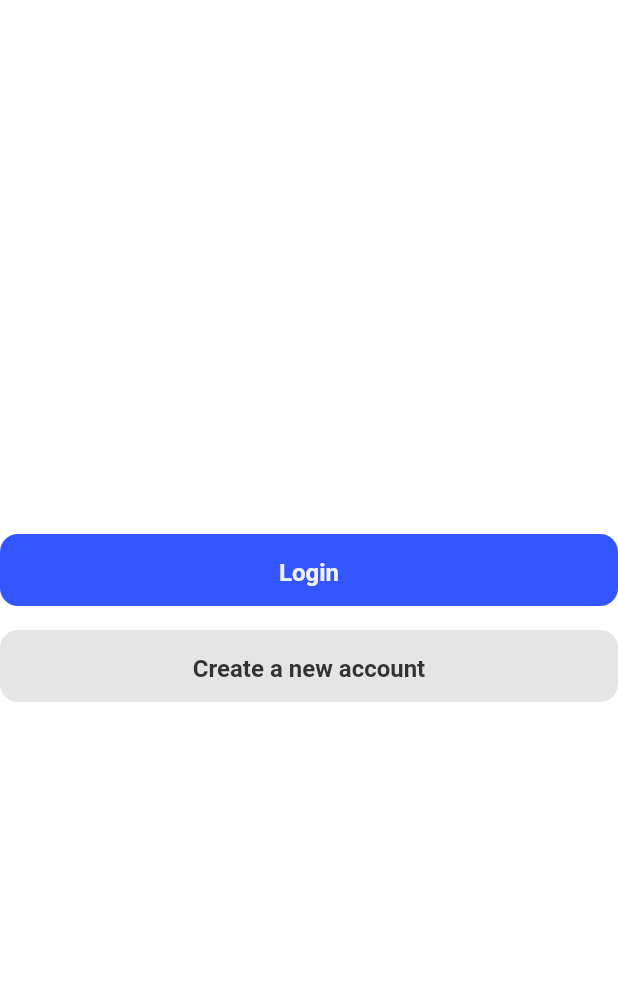
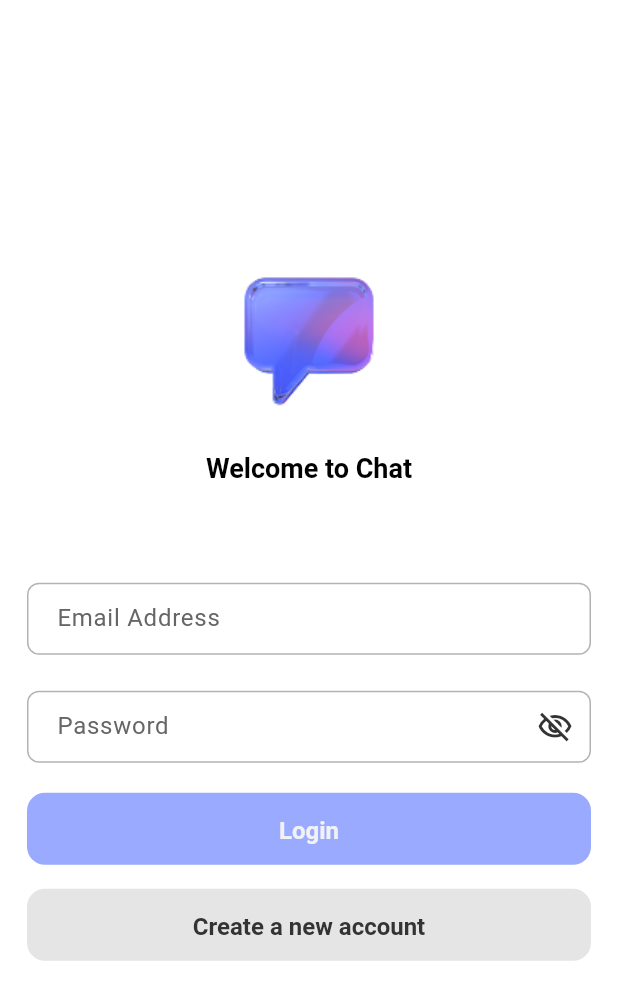
Before and after one commit to kietpham-agilityio/chat-app, a Flutter app: the screen it shows after launch, on a phone screen of 412 x 824 dp. Shown: the top 1000 px of the screen. Run offline on Flutter 3.47's test engine with Material 3 defaults, Android fonts, the phone set to English and light mode, and no system bars; our stand-ins replace cached_network_image, equatable, flutter_bloc, flutter_svg, formz, go_router and 1 more; generated files the repository leaves out were written again; Roboto replaces fonts that are missing (SFProText).

Commit message:
implement UI Login screen (#48)
* implement UI Login screen

* update textfield style and remove unused code

```diff
--- /dev/null
+++ b/devtools_options.yaml
@@ -0,0 +1,3 @@
+description: This file stores settings for Dart & Flutter DevTools.
+documentation: https://docs.flutter.dev/tools/devtools/extensions#configure-extension-enablement-states
+extensions:
--- /dev/null
+++ b/lib/core/l10n/intl_en.arb
@@ -0,0 +1,11 @@
+{
+  "@@locale": "en",
+  "errorUnknown": "Something went wrong",
+  "errorInvalidEmail": "Invalid email",
+  "generalEmailAddress": "Email Address",
+  "generalPassword": "Password",
+  "loginTitle": "Welcome to Chat",
+  "loginBtn": "Login",
+  "loginCreateAccountBtn": "Create a new account",
+  "loginForgotPasswordBtn": "Forgot your password?"
+}
--- /dev/null
+++ b/lib/core/resources/l10n_generated/intl/messages_en.dart
@@ -0,0 +1,42 @@
+// DO NOT EDIT. This is code generated via package:intl/generate_localized.dart
+// This is a library that provides messages for a en locale. All the
+// messages from the main program should be duplicated here with the same
+// function name.
+
+// Ignore issues from commonly used lints in this file.
+// ignore_for_file:unnecessary_brace_in_string_interps, unnecessary_new
+// ignore_for_file:prefer_single_quotes,comment_references, directives_ordering
+// ignore_for_file:annotate_overrides,prefer_generic_function_type_aliases
+// ignore_for_file:unused_import, file_names, avoid_escaping_inner_quotes
+// ignore_for_file:unnecessary_string_interpolations, unnecessary_string_escapes
+
+import 'package:intl/intl.dart';
+import 'package:intl/message_lookup_by_library.dart';
+
+final messages = new MessageLookup();
+
+typedef String MessageIfAbsent(String messageStr, List<dynamic> args);
+
+class MessageLookup extends MessageLookupByLibrary {
+  String get localeName => 'en';
+
+  final messages = _notInlinedMessages(_notInlinedMessages);
+  static Map<String, Function> _notInlinedMessages(_) => <String, Function>{
+    "errorInvalidEmail": MessageLookupByLibrary.simpleMessage("Invalid email"),
+    "errorUnknown": MessageLookupByLibrary.simpleMessage(
+      "Something went wrong",
+    ),
+    "generalEmailAddress": MessageLookupByLibrary.simpleMessage(
+      "Email Address",
+    ),
+    "generalPassword": MessageLookupByLibrary.simpleMessage("Password"),
+    "loginBtn": MessageLookupByLibrary.simpleMessage("Login"),
+    "loginCreateAccountBtn": MessageLookupByLibrary.simpleMessage(
+      "Create a new account",
+    ),
+    "loginForgotPasswordBtn": MessageLookupByLibrary.simpleMessage(
+      "Forgot your password?",
+    ),
+    "loginTitle": MessageLookupByLibrary.simpleMessage("Welcome to Chat"),
+  };
+}
--- /dev/null
+++ b/lib/core/resources/l10n_generated/l10n.dart
@@ -0,0 +1,155 @@
+// GENERATED CODE - DO NOT MODIFY BY HAND
+import 'package:flutter/material.dart';
+import 'package:intl/intl.dart';
+import 'intl/messages_all.dart';
+
+// **************************************************************************
+// Generator: Flutter Intl IDE plugin
+// Made by Localizely
+// **************************************************************************
+
+// ignore_for_file: non_constant_identifier_names, lines_longer_than_80_chars
+// ignore_for_file: join_return_with_assignment, prefer_final_in_for_each
+// ignore_for_file: avoid_redundant_argument_values, avoid_escaping_inner_quotes
+
+class S {
+  S();
+
+  static S? _current;
+
+  static S get current {
+    assert(
+      _current != null,
+      'No instance of S was loaded. Try to initialize the S delegate before accessing S.current.',
+    );
+    return _current!;
+  }
+
+  static const AppLocalizationDelegate delegate = AppLocalizationDelegate();
+
+  static Future<S> load(Locale locale) {
+    final name = (locale.countryCode?.isEmpty ?? false)
+        ? locale.languageCode
+        : locale.toString();
+    final localeName = Intl.canonicalizedLocale(name);
+    return initializeMessages(localeName).then((_) {
+      Intl.defaultLocale = localeName;
+      final instance = S();
+      S._current = instance;
+
+      return instance;
+    });
+  }
+
+  static S of(BuildContext context) {
+    final instance = S.maybeOf(context);
+    assert(
+      instance != null,
+      'No instance of S present in the widget tree. Did you add S.delegate in localizationsDelegates?',
+    );
+    return instance!;
+  }
+
+  static S? maybeOf(BuildContext context) {
+    return Localizations.of<S>(context, S);
+  }
+
+  /// `Something went wrong`
+  String get errorUnknown {
+    return Intl.message(
+      'Something went wrong',
+      name: 'errorUnknown',
+      desc: '',
+      args: [],
+    );
+  }
+
+  /// `Invalid email`
+  String get errorInvalidEmail {
+    return Intl.message(
+      'Invalid email',
+      name: 'errorInvalidEmail',
+      desc: '',
+      args: [],
+    );
+  }
+
+  /// `Email Address`
+  String get generalEmailAddress {
+    return Intl.message(
+      'Email Address',
+      name: 'generalEmailAddress',
+      desc: '',
+      args: [],
+    );
+  }
+
+  /// `Password`
+  String get generalPassword {
+    return Intl.message(
+      'Password',
+      name: 'generalPassword',
+      desc: '',
+      args: [],
+    );
+  }
+
+  /// `Welcome to Chat`
+  String get loginTitle {
+    return Intl.message(
+      'Welcome to Chat',
+      name: 'loginTitle',
+      desc: '',
+      args: [],
+    );
+  }
+
+  /// `Login`
+  String get loginBtn {
+    return Intl.message('Login', name: 'loginBtn', desc: '', args: []);
+  }
+
+  /// `Create a new account`
+  String get loginCreateAccountBtn {
+    return Intl.message(
+      'Create a new account',
+      name: 'loginCreateAccountBtn',
+      desc: '',
+      args: [],
+    );
+  }
+
+  /// `Forgot your password?`
+  String get loginForgotPasswordBtn {
+    return Intl.message(
+      'Forgot your password?',
+      name: 'loginForgotPasswordBtn',
+      desc: '',
+      args: [],
+    );
+  }
+}
+
+class AppLocalizationDelegate extends LocalizationsDelegate<S> {
+  const AppLocalizationDelegate();
+
+  List<Locale> get supportedLocales {
+    return const <Locale>[Locale.fromSubtags(languageCode: 'en')];
+  }
+
+  @override
+  bool isSupported(Locale locale) => _isSupported(locale);
+  @override
+  Future<S> load(Locale locale) => S.load(locale);
+  @override
+  bool shouldReload(AppLocalizationDelegate old) => false;
+
+  bool _isSupported(Locale locale) {
+    for (var supportedLocale in supportedLocales) {
+      if (supportedLocale.languageCode == locale.languageCode) {
+        return true;
+      }
+    }
+    return false;
+  }
+}
--- /dev/null
+++ b/lib/core/utils/validations.dart
@@ -0,0 +1,50 @@
+import 'package:formz/formz.dart';
+
+/// Validation errors [FormzInput].
+enum ValidationError {
+  /// Generic invalid error.
+  invalid,
+}
+
+// The Email class is a form input validation class for email fields.
+// It extends FormzInput with a String value and a ValidationError type.
+class Email extends FormzInput<String, ValidationError> {
+  // Constructor for an unmodified or "pure" email input.
+  const Email.pure([super.value = '']) : super.pure();
+
+  // Constructor for a modified or "dirty" email input.
+  const Email.dirty([super.value = '']) : super.dirty();
+
+  // Regular expression to validate the email format.
+  static final _emailRegex = RegExp(r'^[\w-\.]+@([\w-]+\.)+[\w-]{2,4}$');
+
+  // Validator method to check if the email format is valid.
+  @override
+  ValidationError? validator(String value) {
+    return _emailRegex.hasMatch(value) ? null : ValidationError.invalid;
+  }
+}
+
+// Password class extends FormzInput to handle password validation.
+// It uses a regular expression to ensure passwords contain at least
+// one letter, one number, and are at least 8 characters long.
+class Password extends FormzInput<String, ValidationError> {
+  // Constructor for pure Password input, representing an unmodified input.
+  const Password.pure([super.value = '']) : super.pure();
+
+  // Constructor for dirty Password input, representing a modified input.
+  const Password.dirty([super.value = '']) : super.dirty();
+
+  // Regular expression to validate password criteria.
+  static final _passwordRegExp = RegExp(
+    r'^(?=.*[A-Za-z])(?=.*\d)[A-Za-z\d]{8,}$',
+  );
+
+  @override
+  ValidationError? validator(String? value) {
+    // Check if the value matches the password criteria.
+    return _passwordRegExp.hasMatch(value ?? '')
+        ? null
+        : ValidationError.invalid;
+  }
+}
--- a/lib/core/widgets/text_field.dart
+++ b/lib/core/widgets/text_field.dart
@@ -5,10 +5,16 @@ import 'package:flutter/material.dart';
 
 class CATextField extends StatefulWidget {
   const CATextField({
+    this.obscureText = false,
     this.errorMessage,
     this.title,
     this.hintText,
     this.suffixIcon,
+    this.onChanged,
+    this.onSubmitted,
+    this.keyboardType,
+    this.focusNode,
+    this.onFocusLost,
     super.key,
   });
 
@@ -25,11 +31,65 @@ class CATextField extends StatefulWidget {
   /// The suffix icon of the text field, displayed as an icon suffix.
   final Widget? suffixIcon;
 
+  /// A callback that is called when the text changes.
+  ///
+  /// This callback is useful for validating the user's input or for
+  /// performing some action when the text changes.
+  final ValueChanged<String>? onChanged;
+
+  /// A callback that is called when the text is submitted.
+  ///
+  /// This callback is useful for submitting the user's input or for
+  /// performing some action when the text is submitted.
+  final ValueChanged<String>? onSubmitted;
+
+  /// The type of keyboard to display for the text field.
+  ///
+  /// This value is useful for constraining the user's input to a specific
+  /// type of data, such as a phone number or a password.
+  final TextInputType? keyboardType;
+
+  /// The focus node of the text field.
+  ///
+  /// This value is useful for customizing the focus behavior of the text
+  /// field or for observing the focus state of the text field.
+  final FocusNode? focusNode;
+
+  /// A callback that is called when the text field loses focus.
+  ///
+  /// This callback is useful for performing some action when the text
+  /// field loses focus, such as validating the user's input.
+  final VoidCallback? onFocusLost;
+
+  /// A boolean that indicates whether the text is obscured or not.
+  ///
+  /// This value is useful for creating password fields that obscure the
+  /// user's input.
+  final bool obscureText;
+
   @override
   State<CATextField> createState() => _CATextFieldState();
 }
 
 class _CATextFieldState extends State<CATextField> {
+  late final FocusNode? _focusNode = widget.focusNode;
+
+  @override
+  void initState() {
+    _focusNode?.addListener(() {
+      if (!_focusNode.hasFocus) {
+        widget.onFocusLost?.call();
+      }
+    });
+    super.initState();
+  }
+
+  @override
+  void dispose() {
+    _focusNode?.dispose();
+    super.dispose();
+  }
+
   @override
   Widget build(BuildContext context) {
     return Column(
@@ -40,14 +100,25 @@ class _CATextFieldState extends State<CATextField> {
           SizedBox(height: 8),
         ],
         TextField(
+          focusNode: widget.focusNode,
+          obscureText: widget.obscureText,
           decoration: InputDecoration(
             hintText: widget.hintText,
             errorText: widget.errorMessage == null ? null : '',
             suffixIcon: widget.suffixIcon,
           ),
+          onChanged: widget.onChanged,
+          onSubmitted: widget.onSubmitted,
+          keyboardType: widget.keyboardType,
+          style: TextStyle(
+            fontFamily: CATypography.fontSFProText,
+            fontSize: CATypography.fontSizeBodyLarge,
+            fontWeight: FontWeight.w400,
+            height: CATypography.heightBodyLarge,
+            color: CAPalette.grey[5],
+          ),
         ),
         if (widget.errorMessage != null) ...[
-          SizedBox(height: 8),
           Row(
             mainAxisSize: MainAxisSize.min,
             children: [
@@ -60,7 +131,7 @@ class _CATextFieldState extends State<CATextField> {
             ],
           ),
         ] else
-          SizedBox(height: 28),
+          SizedBox(height: 20),
       ],
     );
   }
--- a/lib/main.dart
+++ b/lib/main.dart
@@ -1,3 +1,4 @@
+import 'package:chat_app/core/resources/l10n_generated/l10n.dart' show S;
 import 'package:flutter/material.dart';
 
 import 'core/app/app_provider.dart';
@@ -23,6 +24,13 @@ class MyApp extends StatelessWidget {
           theme: CATheme.light,
           debugShowCheckedModeBanner: false,
           routerConfig: AppRouter.router,
+          locale: const Locale('en', 'US'),
+
+          localizationsDelegates: const [S.delegate],
+          supportedLocales: [
+            ...S.delegate.supportedLocales,
+            const Locale('en', ''),
+          ],
         ),
       ),
     );
--- /dev/null
+++ b/lib/screens/auth/cubit/login_cubit.dart
@@ -0,0 +1,25 @@
+import 'package:chat_app/core/utils/validations.dart' show Email, Password;
+import 'package:equatable/equatable.dart';
+import 'package:flutter_bloc/flutter_bloc.dart';
+import 'package:formz/formz.dart' show Formz, FormzSubmissionStatus;
+
+part 'login_state.dart';
+
+class LoginCubit extends Cubit<LoginState> {
+  LoginCubit() : super(const LoginState());
+
+  void emailChanged(String email) {
+    final newEmail = Email.pure(email);
+    emit(state.copyWith(email: newEmail));
+  }
+
+  void emailValidation(String email) =>
+      emit(state.copyWith(email: Email.dirty(email)));
+
+  void passwordChanged(String password) =>
+      emit(state.copyWith(password: Password.dirty(password)));
+
+  void passwordVisibilityChanged() {
+    emit(state.copyWith(isObscured: !state.isObscured));
+  }
+}
--- /dev/null
+++ b/lib/screens/auth/cubit/login_state.dart
@@ -0,0 +1,44 @@
+part of 'login_cubit.dart';
+
+final class LoginState extends Equatable {
+  const LoginState({
+    this.email = const Email.pure(),
+    this.password = const Password.pure(),
+    this.status = FormzSubmissionStatus.initial,
+    this.isObscured = true,
+    this.errorMessage,
+  });
+
+  final Email email;
+  final Password password;
+  final FormzSubmissionStatus status;
+  final String? errorMessage;
+  final bool isObscured;
+
+  LoginState copyWith({
+    Email? email,
+    Password? password,
+    FormzSubmissionStatus? status,
+    bool? isObscured,
+    String? errorMessage,
+  }) {
+    return LoginState(
+      email: email ?? this.email,
+      password: password ?? this.password,
+      status: status ?? this.status,
+      isObscured: isObscured ?? this.isObscured,
+      errorMessage: errorMessage ?? this.errorMessage,
+    );
+  }
+
+  bool get isValid => Formz.validate([email, password]);
+
+  @override
+  List<Object?> get props => [
+    email,
+    password,
+    status,
+    errorMessage,
+    isObscured,
+  ];
+}
--- /dev/null
+++ b/lib/screens/auth/views/login_form.dart
@@ -0,0 +1,125 @@
+part of 'login_screen.dart';
+
+class _LoginForm extends StatelessWidget {
+  const _LoginForm();
+
+  @override
+  Widget build(BuildContext context) {
+    return Center(
+      child: Padding(
+        padding: const EdgeInsets.symmetric(horizontal: 18),
+        child: SingleChildScrollView(
+          child: Column(
+            mainAxisSize: MainAxisSize.min,
+            children: [
+              CAAssets.logo(),
+              SizedBox(height: 28),
+              CAHeadlineSmallText(text: S.of(context).loginTitle),
+              SizedBox(height: 64),
+              _EmailInput(),
+              SizedBox(height: 4),
+              _PasswordInput(),
+              _LoginBtn(),
+              SizedBox(height: 16),
+              _CreateNewAccountBtn(),
+            ],
+          ),
+        ),
+      ),
+    );
+  }
+}
+
+class _EmailInput extends StatelessWidget {
+  const _EmailInput();
+
+  @override
+  Widget build(BuildContext context) {
+    final focusNode = FocusNode();
+
+    return BlocBuilder<LoginCubit, LoginState>(
+      buildWhen: (previous, current) => previous.email != current.email,
+      builder: (context, state) {
+        return CATextField(
+          key: const Key('loginForm_emailInput_textField'),
+          keyboardType: TextInputType.emailAddress,
+          focusNode: focusNode,
+          onChanged: (value) => context.read<LoginCubit>().emailChanged(value),
+          hintText: S.of(context).generalEmailAddress,
+          errorMessage:
+              state.email.displayError != null
+                  ? S.of(context).errorInvalidEmail
+                  : null,
+          onFocusLost:
+              () =>
+                  context.read<LoginCubit>().emailValidation(state.email.value),
+        );
+      },
+    );
+  }
+}
+
+class _PasswordInput extends StatelessWidget {
+  const _PasswordInput();
+
+  @override
+  Widget build(BuildContext context) {
+    return BlocBuilder<LoginCubit, LoginState>(
+      buildWhen:
+          (previous, current) =>
+              previous.password != current.password ||
+              previous.isObscured != current.isObscured,
+      builder: (context, state) {
+        return CATextField(
+          key: const Key('loginForm_passwordInput_textField'),
+          hintText: S.of(context).generalPassword,
+          obscureText: state.isObscured,
+          onChanged:
+              (password) =>
+                  context.read<LoginCubit>().passwordChanged(password),
+          suffixIcon: IconButton(
+            onPressed: context.read<LoginCubit>().passwordVisibilityChanged,
+            icon: Icon(
+              !state.isObscured
+                  ? Icons.visibility_outlined
+                  : Icons.visibility_off_outlined,
+              color: CAPalette.grey[5],
+            ),
+          ),
+        );
+      },
+    );
+  }
+}
+
+class _LoginBtn extends StatelessWidget {
+  const _LoginBtn();
+
+  @override
+  Widget build(BuildContext context) {
+    return BlocBuilder<LoginCubit, LoginState>(
+      buildWhen: (previous, current) => previous.isValid != current.isValid,
+      builder: (context, state) {
+        return CAElevatedButton(
+          text: S.of(context).loginBtn,
+          isDisabled: !state.isValid,
+          onPressed: () {},
+        );
+      },
+    );
+  }
+}
+
+class _CreateNewAccountBtn extends StatelessWidget {
+  const _CreateNewAccountBtn();
+
+  @override
+  Widget build(BuildContext context) {
+    return CAElevatedButton(
+      backgroundColor: CAPalette.grey[2],
+      foregroundColor: CAPalette.grey[5],
+      text: S.of(context).loginCreateAccountBtn,
+      onPressed: () => context.pushNamed(AppPaths.signUp.name),
+    );
+  }
+}
--- a/lib/screens/auth/views/login_screen.dart
+++ b/lib/screens/auth/views/login_screen.dart
@@ -1,8 +1,18 @@
+import 'package:chat_app/core/resources/l10n_generated/l10n.dart' show S;
 import 'package:chat_app/core/router/app_router.dart' show AppPaths;
 import 'package:chat_app/core/themes/app_palette.dart' show CAPalette;
+import 'package:chat_app/core/widgets/assets.dart';
 import 'package:chat_app/core/widgets/buttons.dart';
+import 'package:chat_app/core/widgets/text.dart';
+import 'package:chat_app/core/widgets/text_field.dart';
+import 'package:chat_app/core/widgets/widgets.dart' show WzSnackBar;
+import 'package:chat_app/screens/auth/cubit/login_cubit.dart';
 import 'package:flutter/material.dart';
+import 'package:flutter_bloc/flutter_bloc.dart';
+import 'package:formz/formz.dart';
 import 'package:go_router/go_router.dart';
+
+part 'login_form.dart';
 
 class LoginScreen extends StatelessWidget {
   const LoginScreen({super.key});
@@ -10,24 +20,18 @@ class LoginScreen extends StatelessWidget {
   @override
   Widget build(BuildContext context) {
     return Scaffold(
-      body: Center(
-        child: Column(
-          mainAxisAlignment: MainAxisAlignment.center,
-          children: [
-            CAElevatedButton(
-              text: 'Login',
-              onPressed: () {
-                context.pushReplacementNamed(AppPaths.home.name);
-              },
-            ),
-            SizedBox(height: 16),
-            CAElevatedButton(
-              backgroundColor: CAPalette.grey[2],
-              foregroundColor: CAPalette.grey[5],
-              text: 'Create a new account',
-              onPressed: () => context.pushNamed(AppPaths.signUp.name),
-            ),
-          ],
+      body: BlocProvider(
+        create: (context) => LoginCubit(),
+        child: BlocListener<LoginCubit, LoginState>(
+          listener: (context, state) {
+            if (state.status.isFailure) {
+              WzSnackBar.error(
+                context,
+                message: state.errorMessage ?? S.of(context).errorUnknown,
+              );
+            }
+          },
+          child: _LoginForm(),
         ),
       ),
     );
--- a/melos.yaml
+++ b/melos.yaml
@@ -25,3 +25,7 @@ scripts:
   build_runner:
     run: |
       melos exec -- "puro flutter pub run build_runner build --delete-conflicting-outputs"
+
+  dev:generate:i10n:
+    run: melos exec -- "puro flutter pub run intl_utils:generate"
+    description: "Generation localizations"
```
Also changed, not shown: lib/core/resources/l10n_generated/intl/messages_all.dart (added, +68 -0 lines), pubspec.yaml (+26 -0 lines), pubspec.lock.
